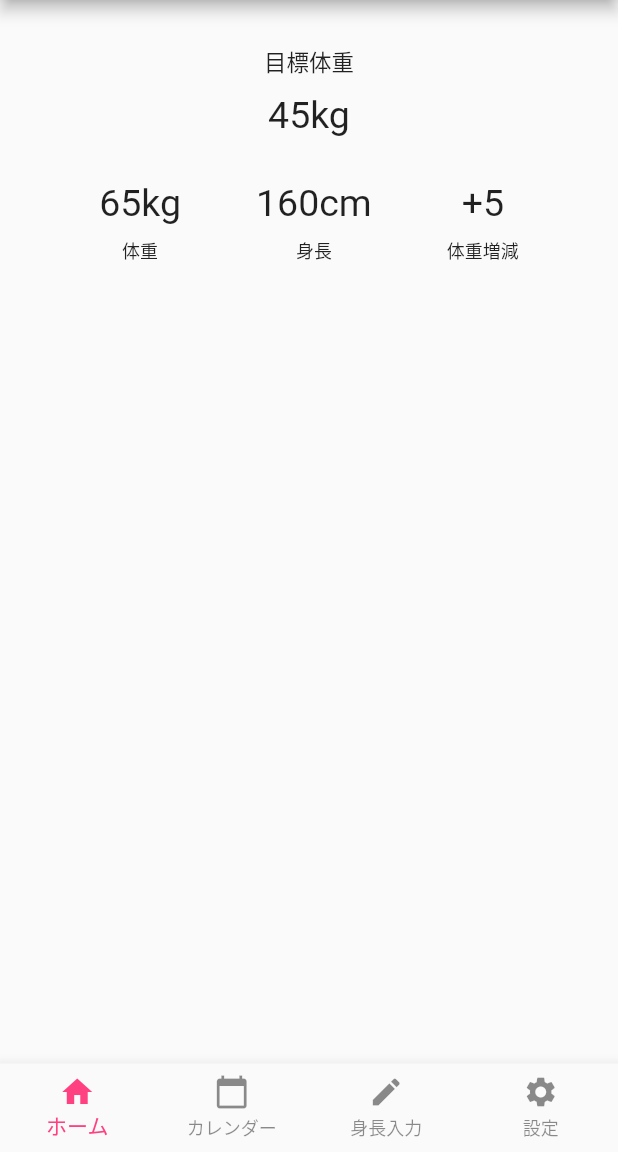
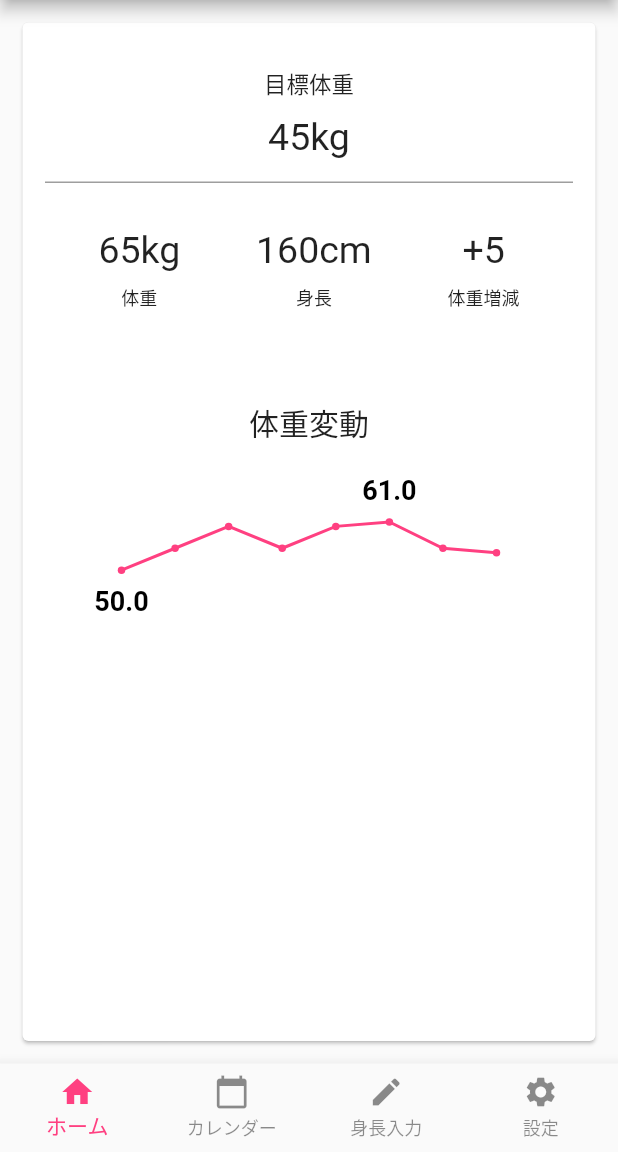
Before and after one commit to startup-technology/diet_recipe_flutter, a Flutter app: the screen it shows after launch, on a phone screen of 412 x 824 dp, the part 84-1236 px from its top. Run offline on Flutter 3.47's test engine with Material 2 defaults, Android fonts, the phone set to English and light mode, and no system bars; our stand-ins replace firebase_auth, flutter_calendar_carousel, fluttertoast, share, sqflite; accounts and stored records are empty.

Commit message:
[Modify] グラフを追加した

```diff
--- a/lib/pages/top.dart
+++ b/lib/pages/top.dart
@@ -1,16 +1,41 @@
 import 'package:flutter/material.dart';
-import 'package:dietrecipeflutter/layouts/header.dart';
+import 'package:dietrecipeflutter/ui/chart/line_chart.dart';
+import 'package:dietrecipeflutter/ui/chart/bar_chart.dart';
+import 'package:dietrecipeflutter/ui/chart/pie_chart.dart';
 
 class TopPage extends StatelessWidget {
+  List<double> points = [50, 55, 60, 55, 60, 61, 55, 54];
+
+  List<String> labels = [
+    "2012",
+    "2013",
+    "2014",
+    "2015",
+    "2016",
+    "2017",
+    "2018",
+    "2019",
+  ];
+
   @override
   Widget build(BuildContext context) {
     return Scaffold(
       appBar: AppBar(
         title: Text('ホーム'),
       ),
-      body: Center(
+      body: Card(
+          margin: EdgeInsets.all(15.0),
           child: Column(
-        children: <Widget>[_targetWeight(), _currentWeight()],
+            children: <Widget>[_targetWeight(), _currentWeight(),
+            Text('体重変動', style: TextStyle(fontSize: 20.0)), // 3.1.1
+            Container(
+                margin: EdgeInsets.only(top: 15.0),
+                child: CustomPaint(
+                  size: Size(250, 250),
+                  painter: LineChart(points: points, pointSize: 5.0, pointColor: Colors.pinkAccent, lineColor: Colors.pinkAccent, lineWidth: 2.0),
+                ),
+              ),
+              ],
           )),
     );
   }
@@ -39,6 +64,14 @@ class TopPage extends StatelessWidget {
                       style: TextStyle(fontSize: 25.0),
                     ),
                   ),
+                  Container(
+                    margin: EdgeInsets.only(top: 15.0, right: 15.0, left: 15.0),
+                    decoration: const BoxDecoration(
+                      border: Border(
+                        bottom: BorderSide(width: 1.0, color: Colors.grey),
+                      ),
+                    ),
+                  )
                 ],
               ),
             ),
@@ -48,7 +81,6 @@ class TopPage extends StatelessWidget {
 
   Widget _currentWeight() {
     return Container(
-        margin: const EdgeInsets.fromLTRB(16.0, 0.0, 16.0, 16.0),
         child: Row(
       // 1行目
       crossAxisAlignment: CrossAxisAlignment.start,
@@ -69,7 +101,7 @@ class TopPage extends StatelessWidget {
         Text(physical, style: TextStyle(fontSize: 25.0)), // 3.1.1
         Container(
           // 3.1.2
-          margin: const EdgeInsets.only(top: 8.0),
+          margin: const EdgeInsets.only(top: 8.0, bottom: 60.0),
           child: Text(
             label,
             style: TextStyle(
--- /dev/null
+++ b/lib/ui/chart/line_chart.dart
@@ -0,0 +1,120 @@
+import 'dart:math';
+import 'dart:ui';
+import 'package:flutter/material.dart';
+
+class LineChart extends CustomPainter {
+  List<double> points;
+  double lineWidth;
+  double pointSize;
+  Color lineColor;
+  Color pointColor;
+  int maxValueIndex;
+  int minValueIndex;
+  double fontSize = 18.0;
+
+  LineChart({this.points, this.pointSize, this.lineWidth, this.lineColor, this.pointColor});
+
+  @override
+  void paint(Canvas canvas, Size size) {
+    List<Offset> offsets = getCoordinates(points, size);
+
+    drawText(canvas, offsets);
+
+    drawLines(canvas, size,  offsets);
+    drawPoints(canvas, size, offsets);
+  }
+
+  void drawLines(Canvas canvas, Size size, List<Offset> offsets) {
+    Paint paint = Paint()
+      ..color = lineColor
+      ..strokeWidth = lineWidth
+      ..style = PaintingStyle.stroke
+      ..strokeCap = StrokeCap.round;
+
+    Path path = Path();
+
+    double dx = offsets[0].dx;
+    double dy = offsets[0].dy;
+
+    path.moveTo(dx, dy);
+    offsets.map((offset) => path.lineTo(offset.dx , offset.dy)).toList();
+
+    canvas.drawPath(path, paint);
+  }
+
+  void drawPoints(Canvas canvas, Size size, List<Offset> offsets) {
+    Paint paint = Paint()
+        ..color = pointColor
+        ..strokeCap = StrokeCap.round
+        ..strokeWidth = pointSize;
+
+    canvas.drawPoints(PointMode.points, offsets, paint);
+  }
+
+  List<Offset> getCoordinates(List<double> points, Size size) {
+    List<Offset> coordinates = [];
+
+    double spacing = size.width / (points.length - 1);
+    double maxY = points.reduce(max);
+    double minY = points.reduce(min);
+
+    double bottomPadding = fontSize * 2;
+    double topPadding = bottomPadding * 2;
+    double h = size.height - topPadding;
+
+    for (int index = 0; index < points.length; index++) {
+      double x = spacing * index;
+      double normalizedY = points[index] / maxY; // 정규화한다. 정규화란 [0 ~ 1] 사이가 나오게 값을 변경하는 것.
+      double y = getYPos(h, bottomPadding, normalizedY); // 높이에 비례한 Y 값을 구한다.
+
+      Offset coord = Offset(x, y);
+      coordinates.add(coord);
+
+      findMaxIndex(points, index, maxY, minY);
+      findMinIndex(points, index, maxY, minY);
+    }
+
+    return coordinates;
+  }
+
+  double getYPos(double h, double bottomPadding, double normalizedY) => (h + bottomPadding) - (normalizedY * h);
+
+  void findMaxIndex(List<double> points, int index, double maxY, double minY) {
+    if (maxY == points[index]) {
+      maxValueIndex = index;
+    }
+  }
+
+  void findMinIndex(List<double> points, int index, double maxY,double minY) {
+    if (minY == points[index]) {
+      minValueIndex = index;
+    }
+  }
+
+  void drawText(Canvas canvas, List<Offset> offsets) {
+    String maxValue = "${points.reduce(max)}";
+    String minValue = "${points.reduce(min)}";
+
+    drawTextValue(canvas, minValue, offsets[minValueIndex], false);
+    drawTextValue(canvas, maxValue, offsets[maxValueIndex], true);
+  }
+
+  void drawTextValue(Canvas canvas, String text, Offset pos, bool textUpward) {
+    TextSpan maxSpan = TextSpan(style: TextStyle(fontSize: fontSize, color: Colors.black, fontWeight: FontWeight.bold), text: text);
+    TextPainter tp = TextPainter(text: maxSpan, textDirection: TextDirection.ltr);
+    tp.layout();
+
+    double y = textUpward ? -tp.height * 1.5  : tp.height * 0.5;
+    double dx = pos.dx - tp.width / 2;
+    double dy = pos.dy + y;
+
+    Offset offset = Offset(dx, dy);
+
+    tp.paint(canvas, offset);
+  }
+
+  @override
+  bool shouldRepaint(LineChart oldDelegate) {
+    return oldDelegate.points != points;
+  }
+}
--- a/pubspec.yaml
+++ b/pubspec.yaml
@@ -23,6 +23,7 @@ environment:
 dependencies:
   flutter:
     sdk: flutter
+
   sqflite:
   path:
 
```
Also changed, not shown: lib/layouts/root.dart (+8 -8 lines), lib/ui/chart/bar_chart.dart (added, +183 -0 lines), lib/ui/chart/pie_chart.dart (added, +58 -0 lines), lib/ui/chart_page.dart (added, +49 -0 lines). Lines whose indentation alone changed are shown as unchanged.
